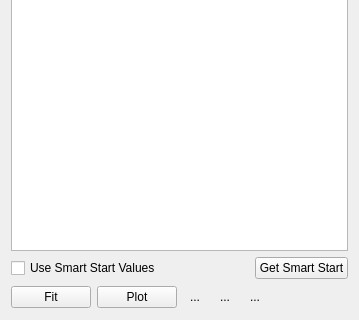
Qt form ui/FitUi.ui (MonroeQuantumNetworks/IonControl) before a commit; both pictures show x 0 to 359 and y 513 to 833 of the 359 by 833 pixel window.
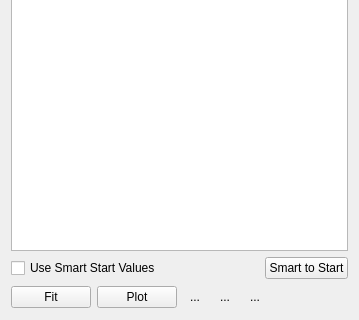
The same form after that commit. Icons and pictures are not drawn. Custom widgets are drawn as their Qt base class.

```diff
--- a/ui/FitUi.ui
+++ b/ui/FitUi.ui
@@ -157,7 +157,7 @@
      <item>
       <widget class="QPushButton" name="getSmartStartButton">
        <property name="text">
-        <string>Get Smart Start</string>
+        <string>Smart to Start</string>
        </property>
       </widget>
      </item>
```
